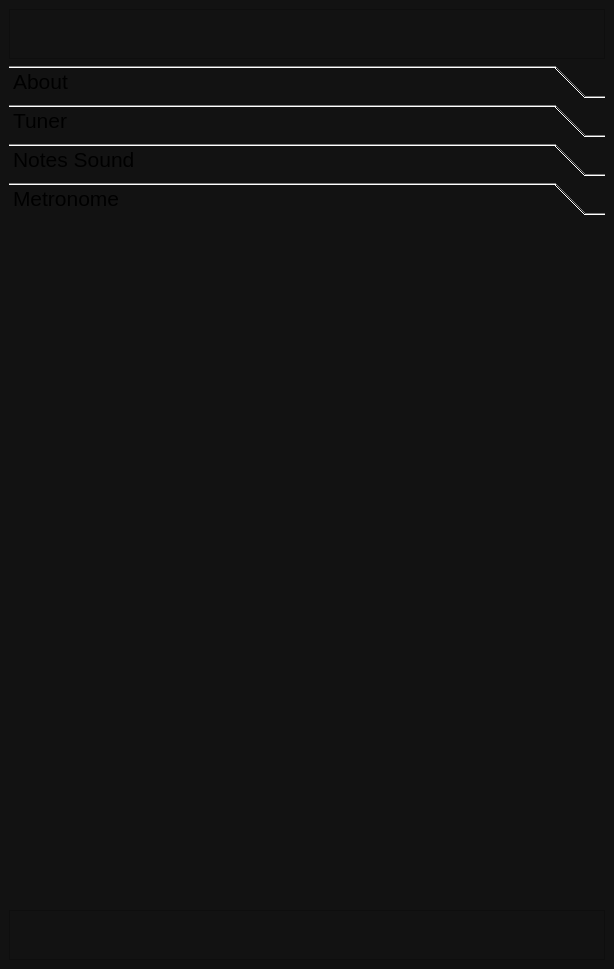
The window that mainwindow.ui (DjamesSuhanko/Musicool) describes before a commit, drawn with Qt 5.
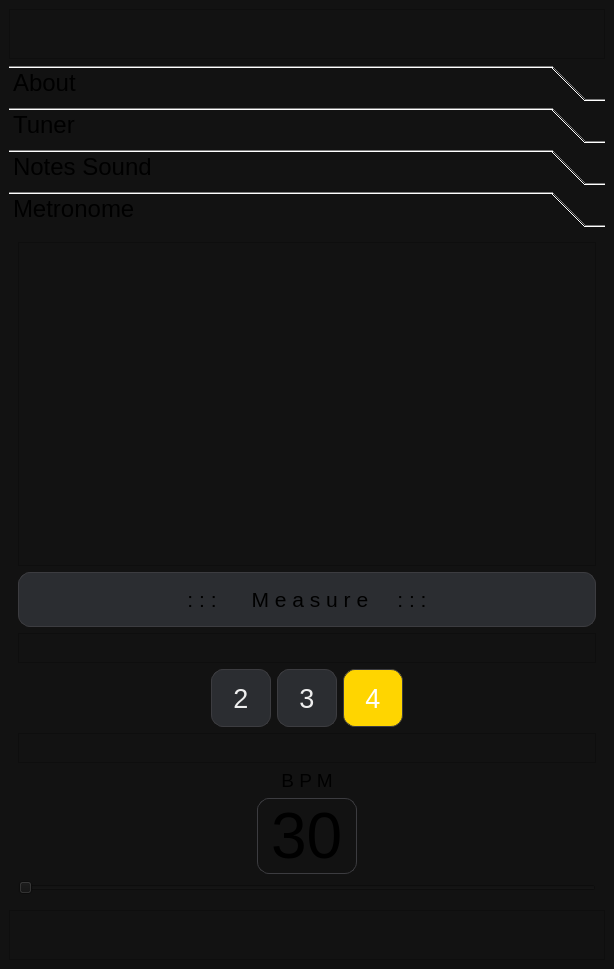
The same window after the commit. The open tabs and pages were chosen to show the change.

Commit message: Ajustes de interface

```diff
--- a/mainwindow.ui
+++ b/mainwindow.ui
@@ -17,12 +17,31 @@
    <string notr="true">background: rgb(18, 18, 18);</string>
   </property>
   <widget class="QWidget" name="centralwidget">
+   <property name="styleSheet">
+    <string notr="true">QLineEdit {
+ border: 1px solid #3C3C40;
+ border-radius: 12px;
+}
+
+QPushButton {
+    border: 1px solid #3C3C40;   /* ou border-width: 1px; border-style: solid; */
+    border-radius: 12px;
+    background: #2b2d31;
+    color: #eeeeee;
+    padding: 8px 14px;           /* dá “altura” confortável */
+    min-height: 40px;            /* bom para toque no Android */
+}
+
+/* estados opcionais */
+QPushButton:pressed { background: #1f2125; }
+QPushButton:checked { background: #ffd500; color: white; }</string>
+   </property>
    <layout class="QGridLayout" name="gridLayout_3">
     <item row="1" column="0">
      <widget class="QToolBox" name="toolBox">
       <property name="font">
        <font>
-        <pointsize>16</pointsize>
+        <pointsize>18</pointsize>
        </font>
       </property>
       <property name="currentIndex">
@@ -154,12 +173,301 @@
          <x>0</x>
          <y>0</y>
          <width>596</width>
-         <height>671</height>
+         <height>655</height>
         </rect>
        </property>
        <attribute name="label">
         <string>Metronome</string>
        </attribute>
+       <layout class="QGridLayout" name="gridLayout_5">
+        <item row="0" column="0">
+         <layout class="QVBoxLayout" name="verticalLayout_2">
+          <item>
+           <widget class="QFrame" name="frame_widget_metro">
+            <property name="frameShape">
+             <enum>QFrame::Shape::StyledPanel</enum>
+            </property>
+            <property name="frameShadow">
+             <enum>QFrame::Shadow::Raised</enum>
+            </property>
+           </widget>
+          </item>
+          <item>
+           <layout class="QVBoxLayout" name="verticalLayout_3">
+            <item>
+             <widget class="QLabel" name="label">
+              <property name="font">
+               <font>
+                <pointsize>16</pointsize>
+               </font>
+              </property>
+              <property name="styleSheet">
+               <string notr="true">background: #2b2d31;
+ border: 1px solid #3C3C40;
+ border-radius: 12px;
+
+</string>
+              </property>
+              <property name="text">
+               <string>: : :      M e a s u r e     : : :</string>
+              </property>
+              <property name="alignment">
+               <set>Qt::AlignmentFlag::AlignCenter</set>
+              </property>
+             </widget>
+            </item>
+            <item>
+             <widget class="QFrame" name="frame_3">
+              <property name="minimumSize">
+               <size>
+                <width>0</width>
+                <height>30</height>
+               </size>
+              </property>
+              <property name="maximumSize">
+               <size>
+                <width>16777215</width>
+                <height>30</height>
+               </size>
+              </property>
+              <property name="frameShape">
+               <enum>QFrame::Shape::StyledPanel</enum>
+              </property>
+              <property name="frameShadow">
+               <enum>QFrame::Shadow::Raised</enum>
+              </property>
+             </widget>
+            </item>
+            <item>
+             <layout class="QGridLayout" name="gridLayout_6">
+              <item row="0" column="3">
+               <widget class="QPushButton" name="pushButton_3">
+                <property name="minimumSize">
+                 <size>
+                  <width>60</width>
+                  <height>60</height>
+                 </size>
+                </property>
+                <property name="maximumSize">
+                 <size>
+                  <width>60</width>
+                  <height>60</height>
+                 </size>
+                </property>
+                <property name="font">
+                 <font>
+                  <pointsize>20</pointsize>
+                 </font>
+                </property>
+                <property name="text">
+                 <string>3</string>
+                </property>
+                <property name="checkable">
+                 <bool>true</bool>
+                </property>
+               </widget>
+              </item>
+              <item row="0" column="1">
+               <widget class="QPushButton" name="pushButton_2">
+                <property name="minimumSize">
+                 <size>
+                  <width>60</width>
+                  <height>60</height>
+                 </size>
+                </property>
+                <property name="maximumSize">
+                 <size>
+                  <width>60</width>
+                  <height>60</height>
+                 </size>
+                </property>
+                <property name="font">
+                 <font>
+                  <pointsize>20</pointsize>
+                 </font>
+                </property>
+                <property name="text">
+                 <string>2</string>
+                </property>
+                <property name="checkable">
+                 <bool>true</bool>
+                </property>
+               </widget>
+              </item>
+              <item row="0" column="5">
+               <widget class="QPushButton" name="pushButton_4">
+                <property name="minimumSize">
+                 <size>
+                  <width>60</width>
+                  <height>60</height>
+                 </size>
+                </property>
+                <property name="maximumSize">
+                 <size>
+                  <width>60</width>
+                  <height>60</height>
+                 </size>
+                </property>
+                <property name="font">
+                 <font>
+                  <pointsize>20</pointsize>
+                 </font>
+                </property>
+                <property name="text">
+                 <string>4</string>
+                </property>
+                <property name="checkable">
+                 <bool>true</bool>
+                </property>
+                <property name="checked">
+                 <bool>true</bool>
+                </property>
+               </widget>
+              </item>
+              <item row="0" column="0">
+               <spacer name="horizontalSpacer_3">
+                <property name="orientation">
+                 <enum>Qt::Orientation::Horizontal</enum>
+                </property>
+                <property name="sizeHint" stdset="0">
+                 <size>
+                  <width>40</width>
+                  <height>20</height>
+                 </size>
+                </property>
+               </spacer>
+              </item>
+              <item row="0" column="6">
+               <spacer name="horizontalSpacer_4">
+                <property name="orientation">
+                 <enum>Qt::Orientation::Horizontal</enum>
+                </property>
+                <property name="sizeHint" stdset="0">
+                 <size>
+                  <width>40</width>
+                  <height>20</height>
+                 </size>
+                </property>
+               </spacer>
+              </item>
+             </layout>
+            </item>
+            <item>
+             <widget class="QFrame" name="frame_2">
+              <property name="minimumSize">
+               <size>
+                <width>0</width>
+                <height>30</height>
+               </size>
+              </property>
+              <property name="maximumSize">
+               <size>
+                <width>16777215</width>
+                <height>30</height>
+               </size>
+              </property>
+              <property name="frameShape">
+               <enum>QFrame::Shape::StyledPanel</enum>
+              </property>
+              <property name="frameShadow">
+               <enum>QFrame::Shadow::Raised</enum>
+              </property>
+             </widget>
+            </item>
+            <item>
+             <layout class="QHBoxLayout" name="horizontalLayout">
+              <item>
+               <spacer name="horizontalSpacer">
+                <property name="orientation">
+                 <enum>Qt::Orientation::Horizontal</enum>
+                </property>
+                <property name="sizeHint" stdset="0">
+                 <size>
+                  <width>40</width>
+                  <height>20</height>
+                 </size>
+                </property>
+               </spacer>
+              </item>
+              <item>
+               <layout class="QGridLayout" name="gridLayout_7">
+                <item row="0" column="0">
+                 <widget class="QLabel" name="label_bpminfo">
+                  <property name="font">
+                   <font>
+                    <pointsize>14</pointsize>
+                   </font>
+                  </property>
+                  <property name="text">
+                   <string>B P M</string>
+                  </property>
+                  <property name="alignment">
+                   <set>Qt::AlignmentFlag::AlignCenter</set>
+                  </property>
+                 </widget>
+                </item>
+                <item row="1" column="0">
+                 <widget class="QLineEdit" name="lineEdit_metronome">
+                  <property name="maximumSize">
+                   <size>
+                    <width>100</width>
+                    <height>100</height>
+                   </size>
+                  </property>
+                  <property name="font">
+                   <font>
+                    <pointsize>48</pointsize>
+                   </font>
+                  </property>
+                  <property name="inputMethodHints">
+                   <set>Qt::InputMethodHint::ImhDigitsOnly</set>
+                  </property>
+                  <property name="text">
+                   <string>30</string>
+                  </property>
+                  <property name="maxLength">
+                   <number>3</number>
+                  </property>
+                  <property name="alignment">
+                   <set>Qt::AlignmentFlag::AlignCenter</set>
+                  </property>
+                 </widget>
+                </item>
+               </layout>
+              </item>
+              <item>
+               <spacer name="horizontalSpacer_2">
+                <property name="orientation">
+                 <enum>Qt::Orientation::Horizontal</enum>
+                </property>
+                <property name="sizeHint" stdset="0">
+                 <size>
+                  <width>40</width>
+                  <height>20</height>
+                 </size>
+                </property>
+               </spacer>
+              </item>
+             </layout>
+            </item>
+            <item>
+             <widget class="QSlider" name="horizontalSlider_metronome">
+              <property name="minimum">
+               <number>30</number>
+              </property>
+              <property name="maximum">
+               <number>210</number>
+              </property>
+              <property name="orientation">
+               <enum>Qt::Orientation::Horizontal</enum>
+              </property>
+             </widget>
+            </item>
+           </layout>
+          </item>
+         </layout>
+        </item>
+       </layout>
       </widget>
      </widget>
     </item>
```
Left out of the diff: 8 changed lines with no effect on the pictures. The commit also changes 1 other file.
